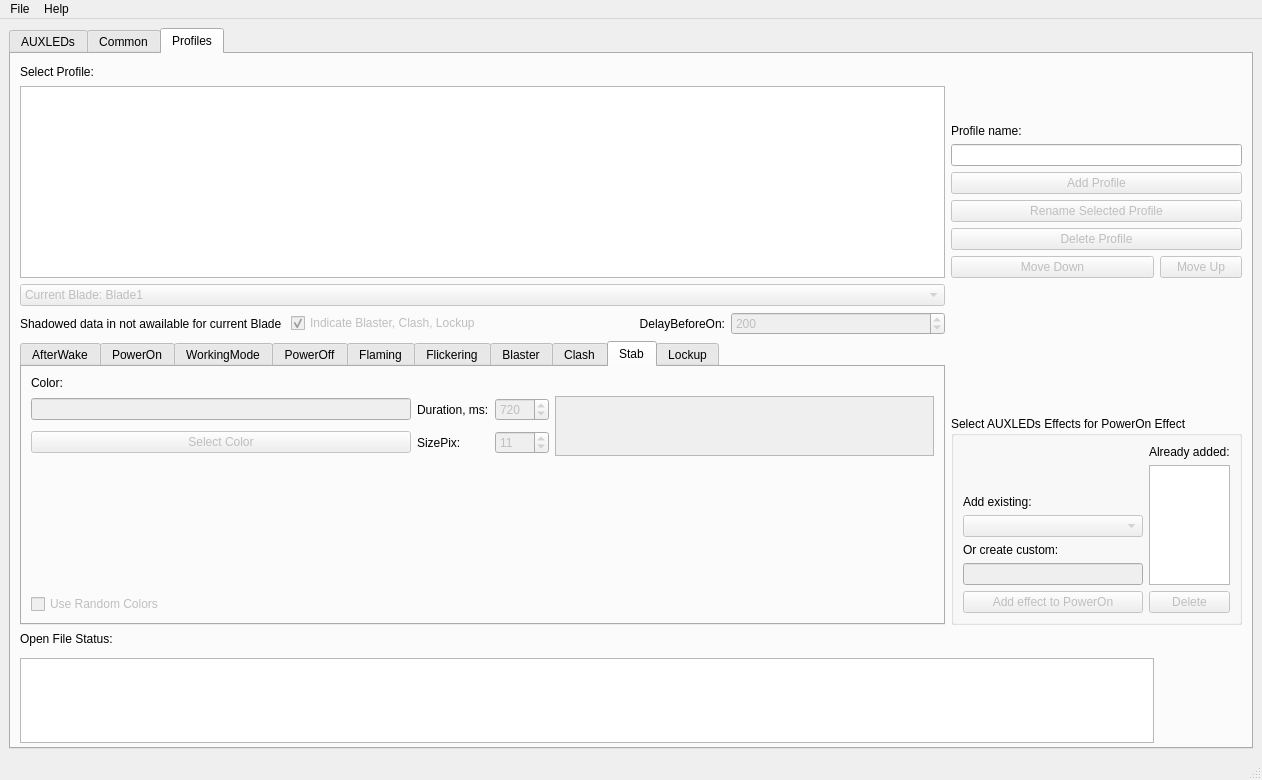
This is Design.ui in raptorbox01/profileeditor as Qt 5 draws it before an edit. The edited form follows.
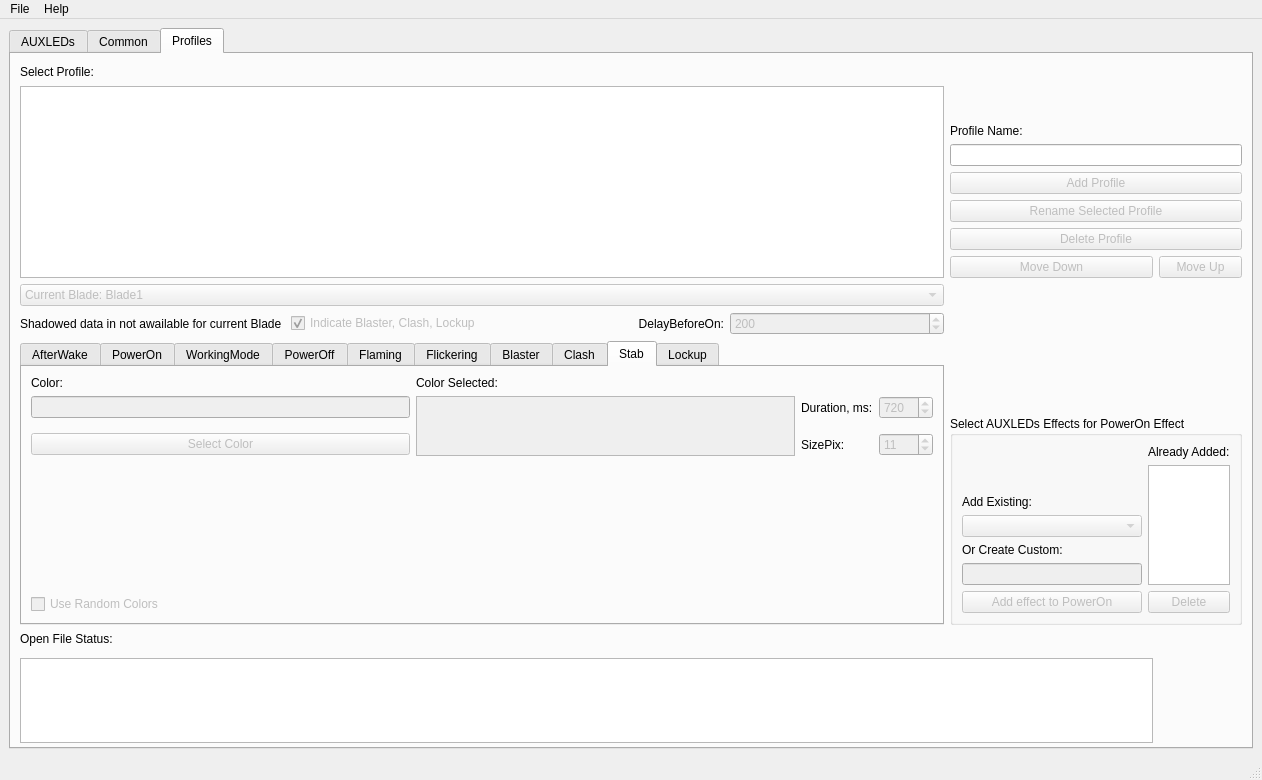
This is the edited form. The open tabs and pages were chosen to show the change. Icons and pictures are not drawn.

What changed in the file:
```diff
--- a/Design.ui
+++ b/Design.ui
@@ -1953,7 +1953,7 @@
         <item row="2" column="4">
          <widget class="QLabel" name="LblProfile_2">
           <property name="text">
-           <string>Profile name:</string>
+           <string>Profile Name:</string>
           </property>
           <property name="alignment">
            <set>Qt::AlignBottom|Qt::AlignLeading|Qt::AlignLeft</set>
@@ -2049,7 +2049,7 @@
            <item row="11" column="1" alignment="Qt::AlignBottom">
             <widget class="QLabel" name="LblCreateAux">
              <property name="text">
-              <string>Or create custom:</string>
+              <string>Or Create Custom:</string>
              </property>
             </widget>
            </item>
@@ -2063,7 +2063,7 @@
            <item row="6" column="2">
             <widget class="QLabel" name="label">
              <property name="text">
-              <string>Already added:</string>
+              <string>Already Added:</string>
              </property>
             </widget>
            </item>
@@ -2080,7 +2080,7 @@
            <item row="9" column="1">
             <widget class="QLabel" name="LblAddAux">
              <property name="text">
-              <string>Add existing:</string>
+              <string>Add Existing:</string>
              </property>
             </widget>
            </item>
@@ -3023,7 +3023,7 @@
             <string>Stab</string>
            </attribute>
            <layout class="QGridLayout" name="gridLayout_21">
-            <item row="2" column="0">
+            <item row="3" column="0">
              <widget class="QPushButton" name="BtnStabColor">
               <property name="enabled">
                <bool>false</bool>
@@ -3036,32 +3036,6 @@
               </property>
              </widget>
             </item>
-            <item row="2" column="1">
-             <widget class="QLabel" name="LblStabSizePix">
-              <property name="text">
-               <string>SizePix:</string>
-              </property>
-             </widget>
-            </item>
-            <item row="2" column="2">
-             <widget class="QSpinBox" name="SpinStabSizePix">
-              <property name="enabled">
-               <bool>false</bool>
-              </property>
-              <property name="minimum">
-               <number>1</number>
-              </property>
-              <property name="maximum">
-               <number>300</number>
-              </property>
-              <property name="singleStep">
-               <number>1</number>
-              </property>
-              <property name="value">
-               <number>11</number>
-              </property>
-             </widget>
-            </item>
             <item row="0" column="0">
              <widget class="QLabel" name="LblStabColor">
               <property name="text">
@@ -3079,7 +3053,7 @@
               </property>
              </widget>
             </item>
-            <item row="1" column="4" rowspan="2">
+            <item row="1" column="4" rowspan="3">
              <widget class="QTextBrowser" name="StabColor">
               <property name="enabled">
                <bool>false</bool>
@@ -3092,33 +3066,7 @@
               </property>
              </widget>
             </item>
-            <item row="1" column="2">
-             <widget class="QSpinBox" name="SpinStabDuration">
-              <property name="enabled">
-               <bool>false</bool>
-              </property>
-              <property name="minimum">
-               <number>1</number>
-              </property>
-              <property name="maximum">
-               <number>9999</number>
-              </property>
-              <property name="singleStep">
-               <number>10</number>
-              </property>
-              <property name="value">
-               <number>720</number>
-              </property>
-             </widget>
-            </item>
-            <item row="1" column="1">
-             <widget class="QLabel" name="LblStabDuration">
-              <property name="text">
-               <string>Duration, ms:</string>
-              </property>
-             </widget>
-            </item>
-            <item row="3" column="0">
+            <item row="4" column="0">
              <spacer name="verticalSpacer_6">
               <property name="orientation">
                <enum>Qt::Vertical</enum>
@@ -3131,7 +3079,7 @@
               </property>
              </spacer>
             </item>
-            <item row="4" column="0">
+            <item row="5" column="0">
              <widget class="QCheckBox" name="CBStabRandom">
               <property name="enabled">
                <bool>false</bool>
@@ -3141,6 +3089,65 @@
               </property>
              </widget>
             </item>
+            <item row="1" column="5">
+             <widget class="QLabel" name="LblStabDuration">
+              <property name="text">
+               <string>Duration, ms:</string>
+              </property>
+             </widget>
+            </item>
+            <item row="1" column="6">
+             <widget class="QSpinBox" name="SpinStabDuration">
+              <property name="enabled">
+               <bool>false</bool>
+              </property>
+              <property name="minimum">
+               <number>1</number>
+              </property>
+              <property name="maximum">
+               <number>9999</number>
+              </property>
+              <property name="singleStep">
+               <number>10</number>
+              </property>
+              <property name="value">
+               <number>720</number>
+              </property>
+             </widget>
+            </item>
+            <item row="3" column="5">
+             <widget class="QLabel" name="LblStabSizePix">
+              <property name="text">
+               <string>SizePix:</string>
+              </property>
+             </widget>
+            </item>
+            <item row="3" column="6">
+             <widget class="QSpinBox" name="SpinStabSizePix">
+              <property name="enabled">
+               <bool>false</bool>
+              </property>
+              <property name="minimum">
+               <number>1</number>
+              </property>
+              <property name="maximum">
+               <number>300</number>
+              </property>
+              <property name="singleStep">
+               <number>1</number>
+              </property>
+              <property name="value">
+               <number>11</number>
+              </property>
+             </widget>
+            </item>
+            <item row="0" column="4">
+             <widget class="QLabel" name="LblStabColorSelected">
+              <property name="text">
+               <string>Color Selected:</string>
+              </property>
+             </widget>
+            </item>
            </layout>
           </widget>
           <widget class="QWidget" name="TabLockup">
```
Left out of the diff: 106 changed lines with no effect on the pictures.
